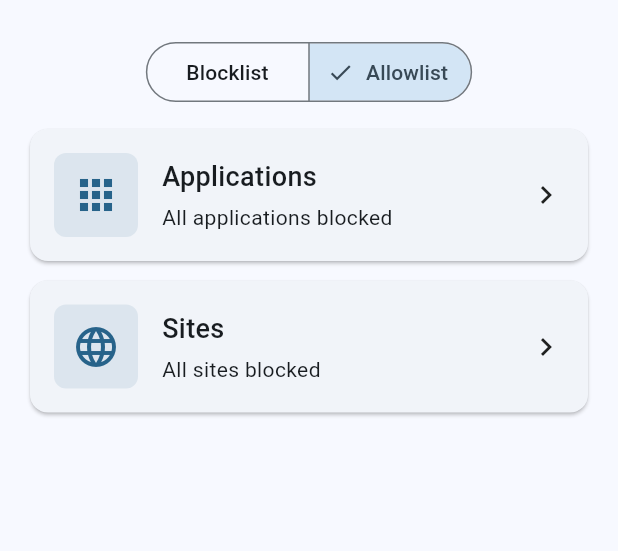
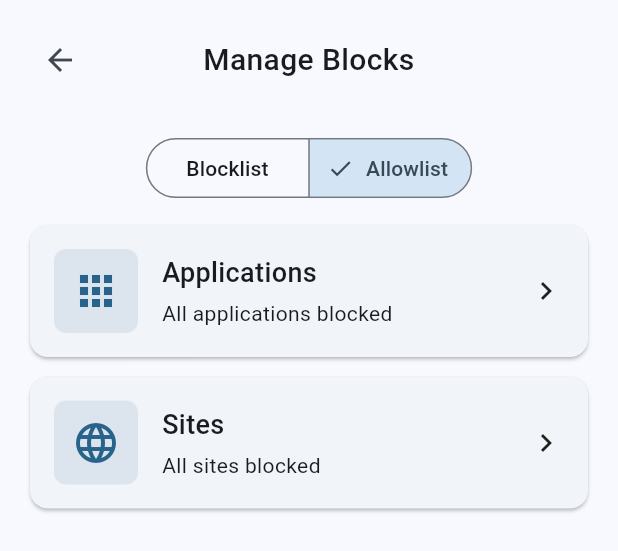
Before and after one commit to feznyng/Routine, a Flutter app: the BlockListPage widget shown alone on an empty page, opened directly with empty values, on a phone screen of 412 x 824 dp. Shown: the top 551 px of the screen. Run offline on Flutter 3.47's test engine with Material 3 defaults, Android fonts, the phone set to English and light mode, and no system bars; our stand-ins replace package_info_plus; missing offline and left inert: cron, launch_at_startup, tray_manager, window_manager; statements that could not run were skipped.

Commit message:
add back button to block list page

```diff
--- a/lib/widgets/block_list_page.dart
+++ b/lib/widgets/block_list_page.dart
@@ -8,6 +8,7 @@ class BlockListPage extends StatefulWidget {
   final Function(List<String>, List<String>) onSave;
   final bool blockSelected;
   final Function(bool) onBlockModeChanged;
+  final VoidCallback onBack;
 
   const BlockListPage({
     super.key,
@@ -16,6 +17,7 @@ class BlockListPage extends StatefulWidget {
     required this.onSave,
     required this.blockSelected,
     required this.onBlockModeChanged,
+    required this.onBack,
   });
 
   @override
@@ -70,6 +72,30 @@ class _BlockListPageState extends State<BlockListPage> {
           mainAxisSize: MainAxisSize.min,
           crossAxisAlignment: CrossAxisAlignment.stretch,
           children: [
+            Row(
+              children: [
+                IconButton(
+                  icon: const Icon(Icons.arrow_back),
+                  onPressed: () {
+                    widget.onSave(_selectedApps, _selectedSites);
+                    widget.onBack();
+                  },
+                ),
+                const Expanded(
+                  child: Text(
+                    'Manage Blocks',
+                    style: TextStyle(
+                      fontSize: 20,
+                      fontWeight: FontWeight.w500,
+                    ),
+                    textAlign: TextAlign.center,
+                  ),
+                ),
+                // Add a spacer with the same width as the back button for symmetry
+                const SizedBox(width: 48),
+              ],
+            ),
+            const SizedBox(height: 16),
             Padding(
               padding: const EdgeInsets.all(0.0),
               child: Column(
```
Also changed, not shown: lib/widgets/routine_dialog.dart (+9 -31 lines).
